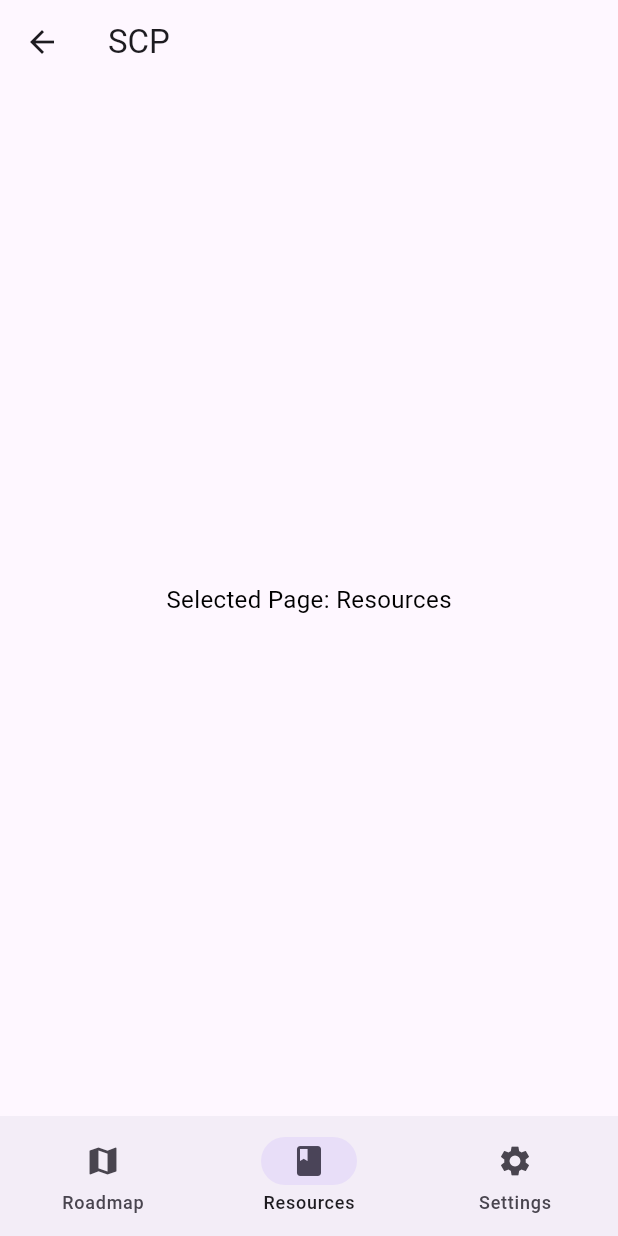
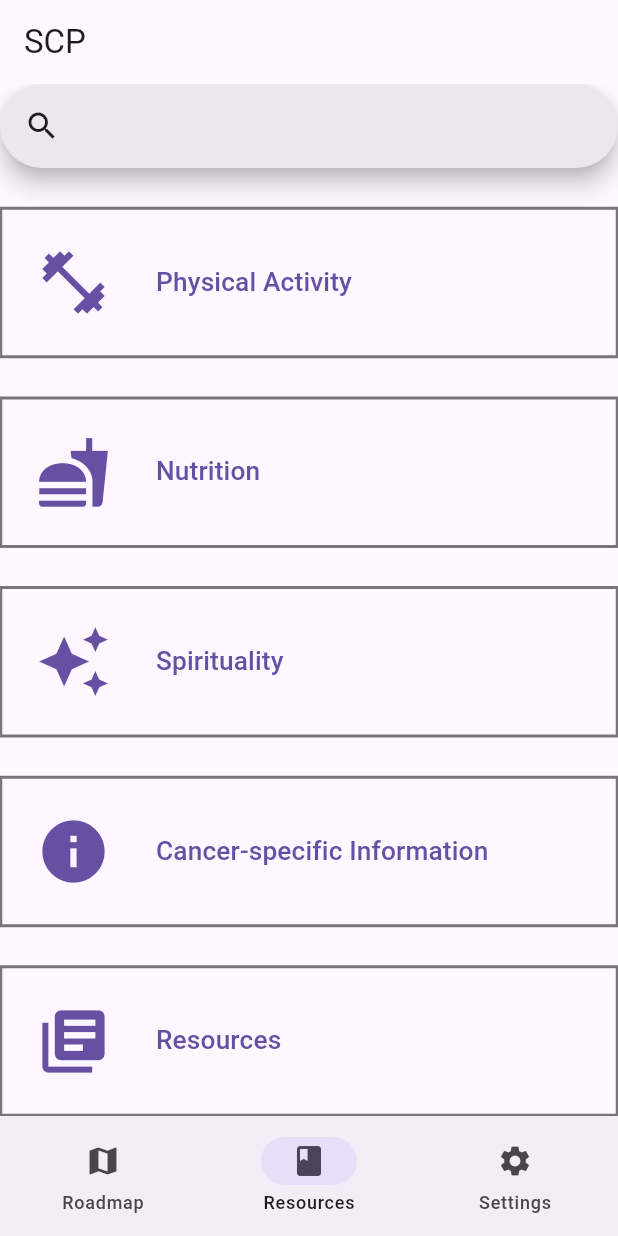
Before and after one commit to akshayam19/Cancer-Survivorship-Application-, a Flutter app: the MainPage screen opened directly, item 2 of the bottom bar chosen, on a phone screen of 412 x 824 dp. Run offline on Flutter 3.47's test engine with Material 3 defaults, Android fonts, the phone set to English and light mode, and no system bars; our stand-ins replace shared_preferences; accounts and stored records are empty.

Commit message:
Finished basic information hub layout

```diff
--- a/lib/main.dart
+++ b/lib/main.dart
@@ -2,16 +2,27 @@ import 'package:flutter/material.dart';
 import 'pages/mainPage.dart'; // Import mainPage file
 import 'theme.dart'; // Import theme file
 
+// Main function runs the app
 void main() {
   runApp(MyApp());
 }
 
-class MyApp extends StatelessWidget {
+// App
+class MyApp extends StatefulWidget {
+  const MyApp({super.key});
 
+  @override
+  State<MyApp> createState() => _MyAppState();
+}
+
+class _MyAppState extends State<MyApp> {
   @override
   Widget build(BuildContext context) {
     return MaterialApp(
-      home: Info_Hub(),
+      debugShowCheckedModeBanner: false, // Removes debug banner
+      title: "SCP App",
+      theme: myTheme, // Apply the defined theme
+      home: MainPage(), // Default page for app
     );
   }
 }
--- /dev/null
+++ b/lib/pages/info_hub.dart
@@ -0,0 +1,129 @@
+import 'package:flutter/material.dart';
+import 'package:url_launcher/url_launcher_string.dart';
+
+class ResourceCategories extends StatelessWidget {
+  final Map<String, Icon> categories;
+
+  ResourceCategories({required this.categories});
+
+  @override
+  Widget build(BuildContext context) {
+    Map<String, List<Resource>> urls = {
+      'Physical Activity':
+      [ Resource(text: '6 Lifestyle Changes to Improve Your Cancer Care', url: 'https://www.cancer.net/blog/2018-09/6-lifestyle-changes-improve-your-cancer-care'), Resource(text: 'Physical Activity and the Person with Cancer', url :'https://www.cancer.org/cancer/survivorship/be-healthy-after-treatment/physical-activity-and-the-cancer-patient.html#:~:text=Start%20slowly%20and%20build%20up,least%202%20days%20per%20week'), Resource(text: 'Exercise During Cancer Treatment', url: 'https://www.cancer.net/survivorship/healthy-living/exercise-during-cancer-treatment'), Resource(text: 'Physical Activity Cancer Survivors', url: 'https://www.cdc.gov/cancer/survivors/healthy-living-guides/physical-health/physical-activity.htm'), Resource(text: 'Physical Activity and Cancer Care- A Review', url : 'https://doi.org/10.3390%2Fcancers14174154')]
+    };
+
+    List<Widget> categoryWidgets = [];
+    categoryWidgets.add(
+      SearchAnchor(
+        builder: (BuildContext context, SearchController controller) {
+          return SearchBar(
+            controller: controller,
+            padding: const MaterialStatePropertyAll<EdgeInsets>(
+                EdgeInsets.symmetric(horizontal: 16.0)),
+            onTap: () {
+              controller.openView();
+            },
+            onChanged: (_) {
+              controller.openView();
+            },
+            leading: const Icon(Icons.search),
+          );
+        },
+        suggestionsBuilder:
+          (BuildContext context, SearchController controller) {
+            return List<ListTile>.generate(5, (int index) {
+              final String item = 'item $index';
+              return ListTile(
+                title: Text(item),
+                onTap: () {
+                  // setState(() {
+                  //   controller.closeView(item);
+                  // });
+                },
+              );
+            });
+          }),
+    );
+    for(var entry in categories.entries){
+      categoryWidgets.add(
+        OutlinedButton(
+          style: ButtonStyle(
+            shape: MaterialStateProperty.all<BeveledRectangleBorder>(BeveledRectangleBorder()),
+            minimumSize: MaterialStatePropertyAll(Size(800, 100))
+          ),
+          onPressed: () => {
+            Navigator.push(
+                  context,
+                  MaterialPageRoute(
+                    builder: (context) => Resources(name: entry.key, urls: urls[entry.key]!),
+                  ),
+            )
+          },
+          child: Row(
+            children: [Padding(
+              padding: const EdgeInsets.only(left: 0),
+              child: entry.value,
+            ), Padding(
+              padding: const EdgeInsets.only(left: 30),
+              child: Text(entry.key, textScaler: TextScaler.linear(1.25),),
+            )]
+          ),
+        ),
+      );
+    }
+
+    return Column(
+      mainAxisAlignment: MainAxisAlignment.spaceBetween,
+      children: categoryWidgets
+    );
+  }
+}
+
+class Resources extends StatelessWidget {
+  final String name;
+  final List<Resource> urls;
+  Resources({required this.name, required this.urls});
+
+  @override
+  Widget build(BuildContext context) {
+    return Scaffold(
+      appBar: AppBar(
+        title: Text(name),
+      ),
+      body: ListView.builder(
+        itemCount: urls.length,
+        itemBuilder: (BuildContext context, int index) {
+          return Padding(
+            padding: const EdgeInsets.only(top:5, bottom: 5),
+            child: ListTile(
+              title: Text(urls[index].text, textScaler: TextScaler.linear(1.1),),
+              trailing: Icon(Icons.arrow_forward),
+              onTap: () => launchUrlString(urls[index].url),
+            ),
+          );
+        }
+      )
+    );
+  }
+}
+
+class Resource {
+  String text;
+  String url;
+
+  Resource({required this.text, required this.url});
+}
+
+class Info_Hub extends StatelessWidget {
+  @override
+  Widget build(BuildContext context) {
+    return ResourceCategories(categories: const {
+    'Physical Activity': Icon(Icons.fitness_center, size: 50),
+    'Nutrition': Icon(Icons.fastfood, size: 50),
+    'Spirituality': Icon(Icons.auto_awesome, size: 50),
+    'Cancer-specific Information': Icon(Icons.info, size: 50),
+    'Resources': Icon(Icons.library_books, size: 50)
+    });
+  }
+}
--- a/lib/pages/mainPage.dart
+++ b/lib/pages/mainPage.dart
@@ -1,4 +1,5 @@
 import 'package:flutter/material.dart';
+import 'package:survivorship_care_plan_app/pages/info_hub.dart';
 import 'package:survivorship_care_plan_app/pages/survey.dart';
 import '../theme.dart'; // Import theme file
 import 'second_page.dart'; // Import second_page file
@@ -67,12 +68,7 @@ class _MainPageState extends State<MainPage> {
         ),
 
         // Resources page
-        Center(
-          child: Text(
-            "Selected Page: ${_navBarItems[currentPageIndex].label}",
-            style: myTextStyle, // Use the defined text style
-          ),
-        ),
+        Info_Hub(),
 
         // Settings page
         Center(
--- a/lib/pages/survey.dart
+++ b/lib/pages/survey.dart
@@ -75,7 +75,7 @@ class MultipleChoice extends SurveyWidget{
 class FirstTimeSurvey{
   static void run(BuildContext context) async{
     var prefs = await SharedPreferences.getInstance();
-    if(prefs.getBool('survey') ?? false){
+    if(!(prefs.getBool('survey') ?? false)){
       WidgetsBinding.instance.addPostFrameCallback((_) {
         Navigator.push(context, MaterialPageRoute(builder: (context) => const SurveyQuestion(
           question: 'What is your favorite fruit?',
```
Also changed, not shown: lib/info_hub.dart (deleted, +0 -133 lines), pubspec.lock.
